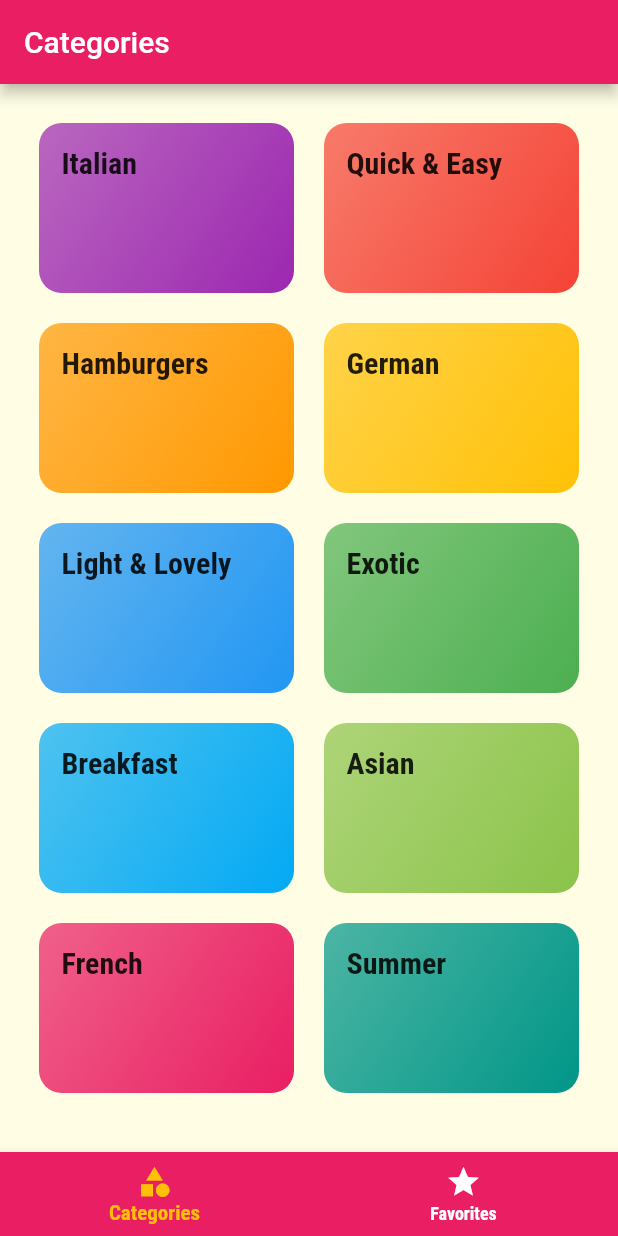
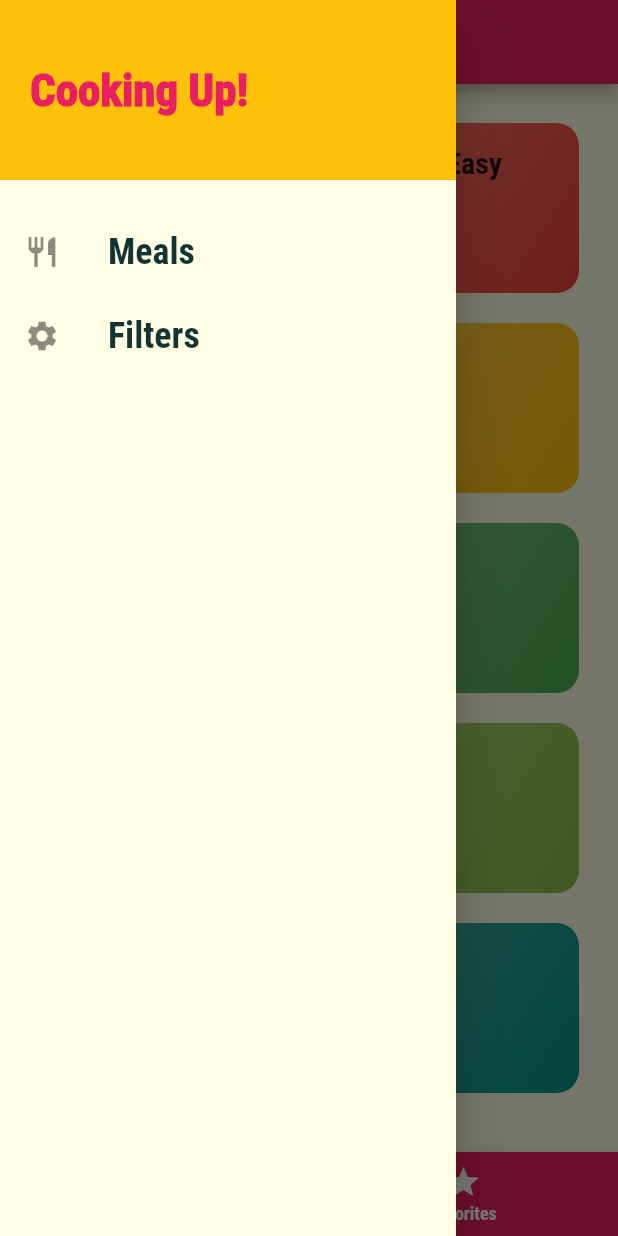
Before and after one commit to ArslanAshraf462/MealApp, a Flutter app: the screen it shows after launch, with the side drawer open (before the commit the screen has no drawer), on a phone screen of 412 x 824 dp. Run offline on Flutter 3.47's test engine with Material 2 defaults, Android fonts, the phone set to English and light mode, and no system bars.

Commit message:
Adding Custom Drawer & Links to Drawer

```diff
--- a/lib/main.dart
+++ b/lib/main.dart
@@ -1,6 +1,7 @@
 import 'package:flutter/material.dart';
 import 'package:meals_app/screens/Category_meals_screen.dart';
 import 'package:meals_app/screens/categories_screen.dart';
+import 'package:meals_app/screens/filters_screen.dart';
 import 'package:meals_app/screens/meal_detail_screen.dart';
 import 'package:meals_app/screens/tabs_screen.dart';
 
@@ -16,6 +17,7 @@ class MyApp extends StatelessWidget {
     return MaterialApp(
       title: 'DeliMeals',
       theme: ThemeData(
+        //primaryColor: Colors.white,
         primarySwatch: Colors.pink,
         accentColor: Colors.amber,
         canvasColor: const Color.fromRGBO(255, 254, 229, 1),
@@ -42,6 +44,7 @@ class MyApp extends StatelessWidget {
         '/':(ctx) => TabsScreen(),
         CategoryMealsScreen.routeName:(ctx) => CategoryMealsScreen(),
         MealDetailScreen.routeName:(ctx) => MealDetailScreen(),
+        FiltersScreen.routeName:(ctx) => FiltersScreen(),
       },
       // onGenerateRoute: (setting){
       //   print(setting.arguments);
--- /dev/null
+++ b/lib/screens/filters_screen.dart
@@ -0,0 +1,12 @@
+import 'package:flutter/material.dart';
+
+class FiltersScreen extends StatelessWidget {
+  static const routeName = '/filters';
+
+  @override
+  Widget build(BuildContext context) {
+    return Center(
+      child: Text('Filters!'),
+    );
+  }
+}
--- a/lib/screens/tabs_screen.dart
+++ b/lib/screens/tabs_screen.dart
@@ -1,6 +1,7 @@
 import 'package:flutter/material.dart';
 import 'package:meals_app/screens/categories_screen.dart';
 import 'package:meals_app/screens/favorites_screen.dart';
+import 'package:meals_app/widgets/main_drawer.dart';
 
 class TabsScreen extends StatefulWidget {
   const TabsScreen({super.key});
@@ -35,6 +36,7 @@ class _TabsScreenState extends State<TabsScreen> {
         appBar: AppBar(
           title: Text(_pages[_selectPageIndex]['title'] as String),
         ),
+        drawer: MainDrawer(),
         body: _pages[_selectPageIndex]['page'] as Widget,
         bottomNavigationBar: BottomNavigationBar(
           backgroundColor: Theme.of(context).primaryColor,
--- /dev/null
+++ b/lib/widgets/main_drawer.dart
@@ -0,0 +1,58 @@
+import 'package:flutter/material.dart';
+import 'package:meals_app/screens/filters_screen.dart';
+
+class MainDrawer extends StatelessWidget {
+  Widget buildListTile(String title, IconData icon, VoidCallback tapHandler){
+    return  ListTile(
+          leading: Icon(
+            icon,
+          ),
+          title: Text(title,
+          style: const TextStyle(
+            fontFamily: 'RobotoCondensed',
+            fontSize: 24.0,
+            fontWeight: FontWeight.bold,
+          ),),
+          onTap: tapHandler,
+        );
+  }
+
+  @override
+  Widget build(BuildContext context) {
+    return Drawer(
+      child: Column(
+        children: [
+          Container(
+            height: 120.0,
+            width: double.infinity,
+            padding: EdgeInsets.all(20),
+            alignment: Alignment.centerLeft,
+            color: Theme.of(context).accentColor,
+            child: Text('Cooking Up!',
+            style: TextStyle(
+              fontWeight: FontWeight.w900,
+              fontSize: 30.0,
+              color: Theme.of(context).primaryColor,
+            ),
+            ),
+          ),
+          const SizedBox(
+            height: 20.0,
+          ),
+          buildListTile(
+            'Meals',
+            Icons.restaurant,
+            () {
+             Navigator.of(context).pushNamed('/');
+            },),
+          buildListTile(
+            'Filters',
+            Icons.settings,
+            () {
+              Navigator.of(context).pushNamed(FiltersScreen.routeName);
+            },),
+        ],
+      ),
+    );
+  }
+}
```
